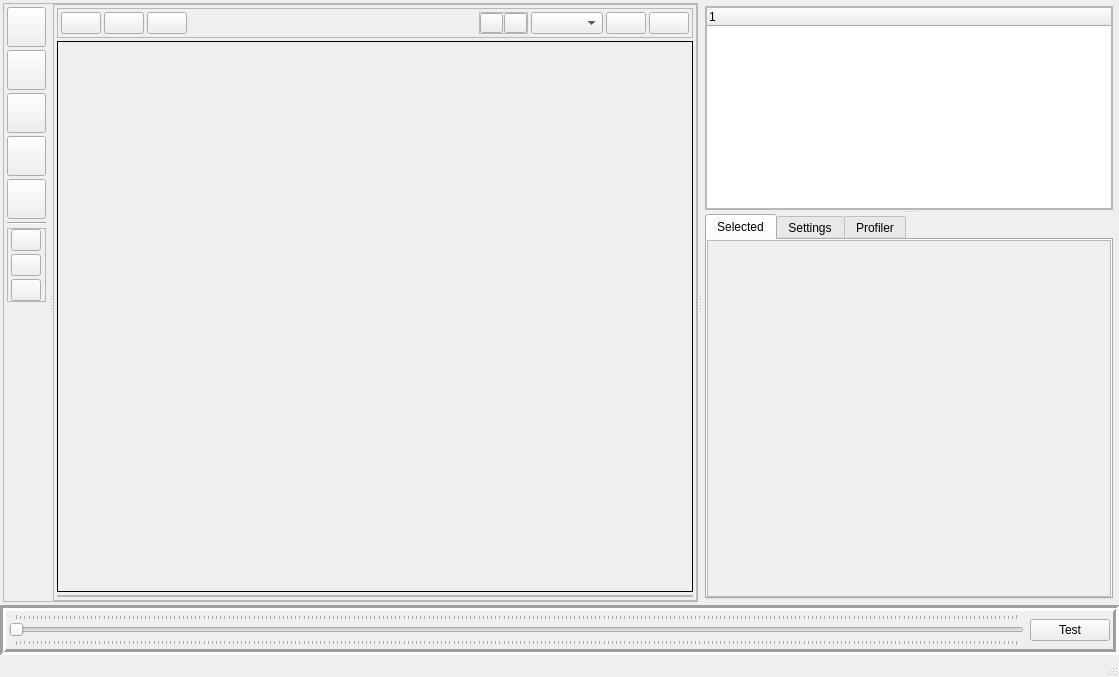
ZacharyBork/NectarRender, file nectar_render/gui/resource/mainwidget.ui: the form before one commit.
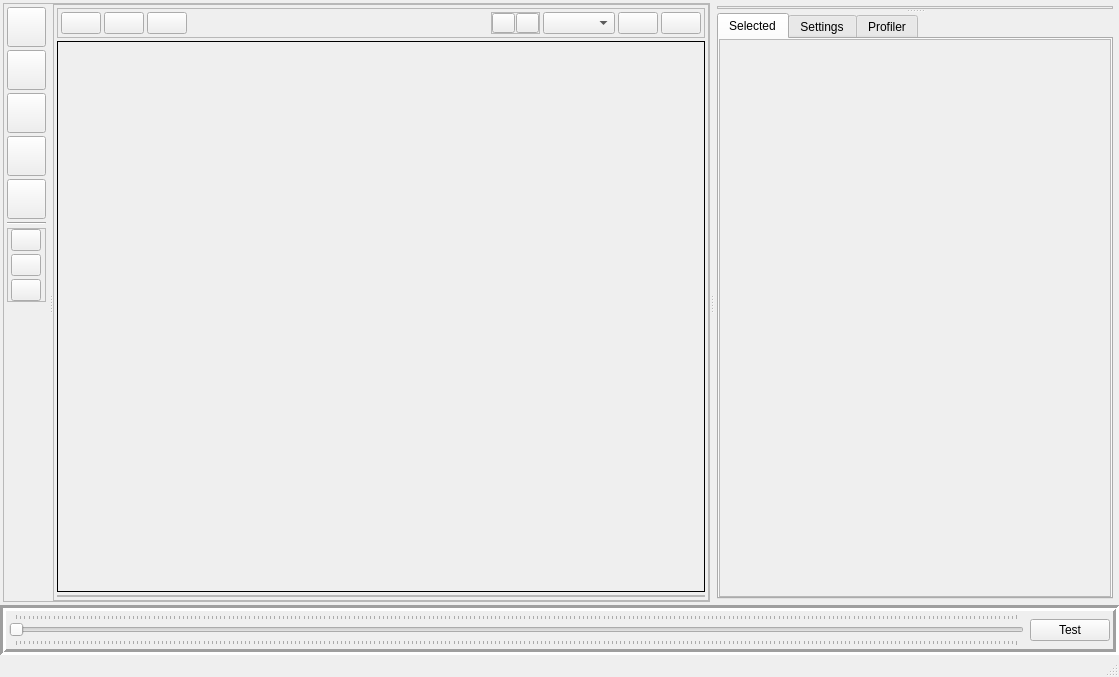
The form after the commit. The open tabs and pages were chosen to show the change.

Commit message: Added basic scene outliner w/ object selection

The edit to the form file:
```diff
--- a/nectar_render/gui/resource/mainwidget.ui
+++ b/nectar_render/gui/resource/mainwidget.ui
@@ -660,36 +660,6 @@
                <property name="bottomMargin">
                 <number>0</number>
                </property>
-               <item>
-                <widget class="QTreeWidget" name="outliner">
-                 <property name="alternatingRowColors">
-                  <bool>false</bool>
-                 </property>
-                 <property name="headerHidden">
-                  <bool>false</bool>
-                 </property>
-                 <property name="columnCount">
-                  <number>1</number>
-                 </property>
-                 <attribute name="headerVisible">
-                  <bool>true</bool>
-                 </attribute>
-                 <attribute name="headerCascadingSectionResizes">
-                  <bool>false</bool>
-                 </attribute>
-                 <attribute name="headerHighlightSections">
-                  <bool>false</bool>
-                 </attribute>
-                 <attribute name="headerShowSortIndicator" stdset="0">
-                  <bool>false</bool>
-                 </attribute>
-                 <column>
-                  <property name="text">
-                   <string notr="true">1</string>
-                  </property>
-                 </column>
-                </widget>
-               </item>
               </layout>
              </widget>
              <widget class="QTabWidget" name="settings_tabs">
@@ -745,7 +715,7 @@
                      <x>0</x>
                      <y>0</y>
                      <width>396</width>
-                     <height>414</height>
+                     <height>364</height>
                     </rect>
                    </property>
                    <layout class="QVBoxLayout" name="verticalLayout_12">
```
Left out of the diff: 2 changed lines with no effect on the pictures. The commit also changes 20 other files.
